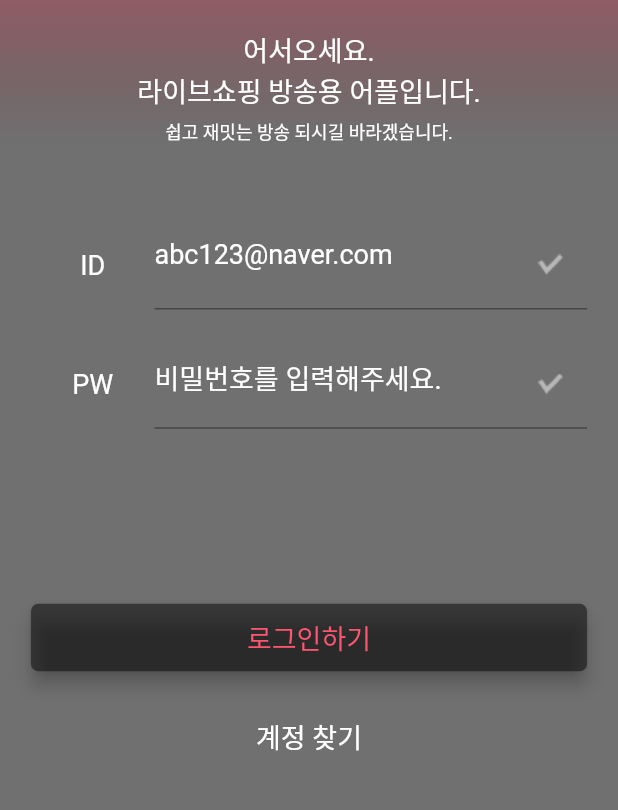
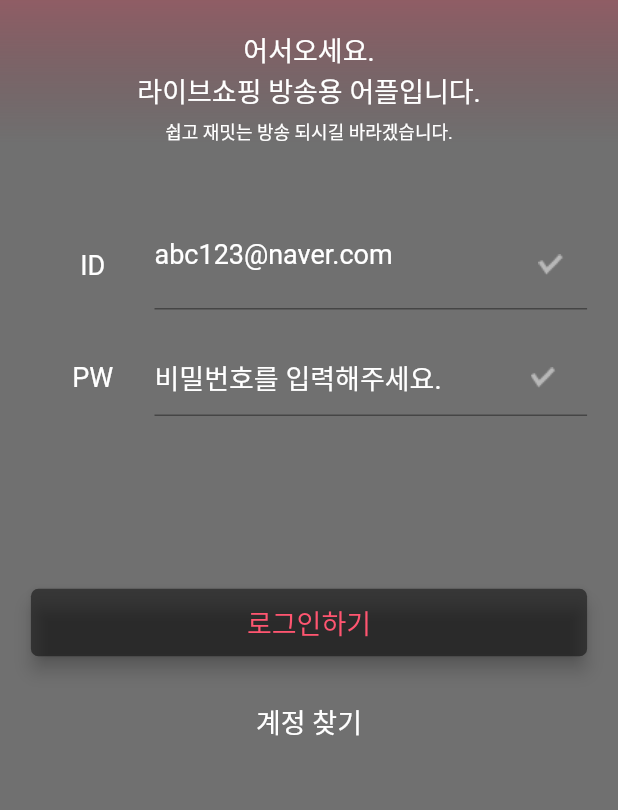
Before and after one commit to ekoRemDev/new_gui, a Flutter app: the FirstPage screen opened by its route, on a phone screen of 412 x 824 dp, the part 304-1114 px from its top. Run offline on Flutter 3.47's test engine with Material 2 defaults, Android fonts, the phone set to English and light mode, and no system bars.

Commit message:
first page

```diff
--- a/lib/firstPage.dart
+++ b/lib/firstPage.dart
@@ -260,11 +260,11 @@ class _FirstPageState extends State<FirstPage> {
                                   ),
                                   suffixIcon: _isPasswordValid == true
                                       ? Padding(
-                                          padding: EdgeInsets.symmetric(vertical: 10),
+                                          padding: EdgeInsets.symmetric(vertical: 0),
                                           child: Image.asset('assets/images/accept.png',),
                                         )
                                       : Padding(
-                                          padding: EdgeInsets.symmetric(vertical: 10),
+                                          padding: EdgeInsets.symmetric(vertical: 0),
                                           child: Image.asset('assets/images/decline.png',),
                                         )
                               ),
@@ -296,7 +296,7 @@ class _FirstPageState extends State<FirstPage> {
           ),
 
 
-          SizedBox(height: 30,),
+          SizedBox(height: 20,),
 
           /// Button
           Row(
```
